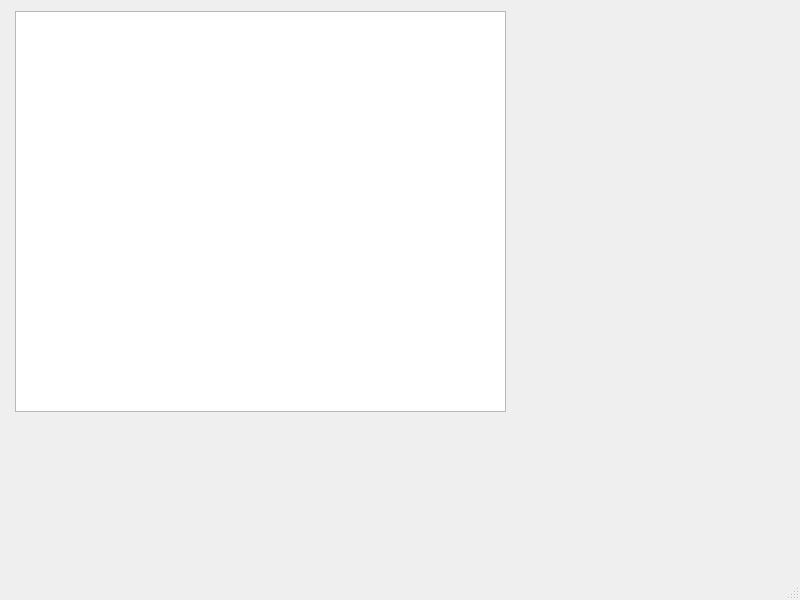
juanest2025/ProyectoFinalRepositorio, file Momento_3_informatica/mainwindow.ui: the form before one commit.
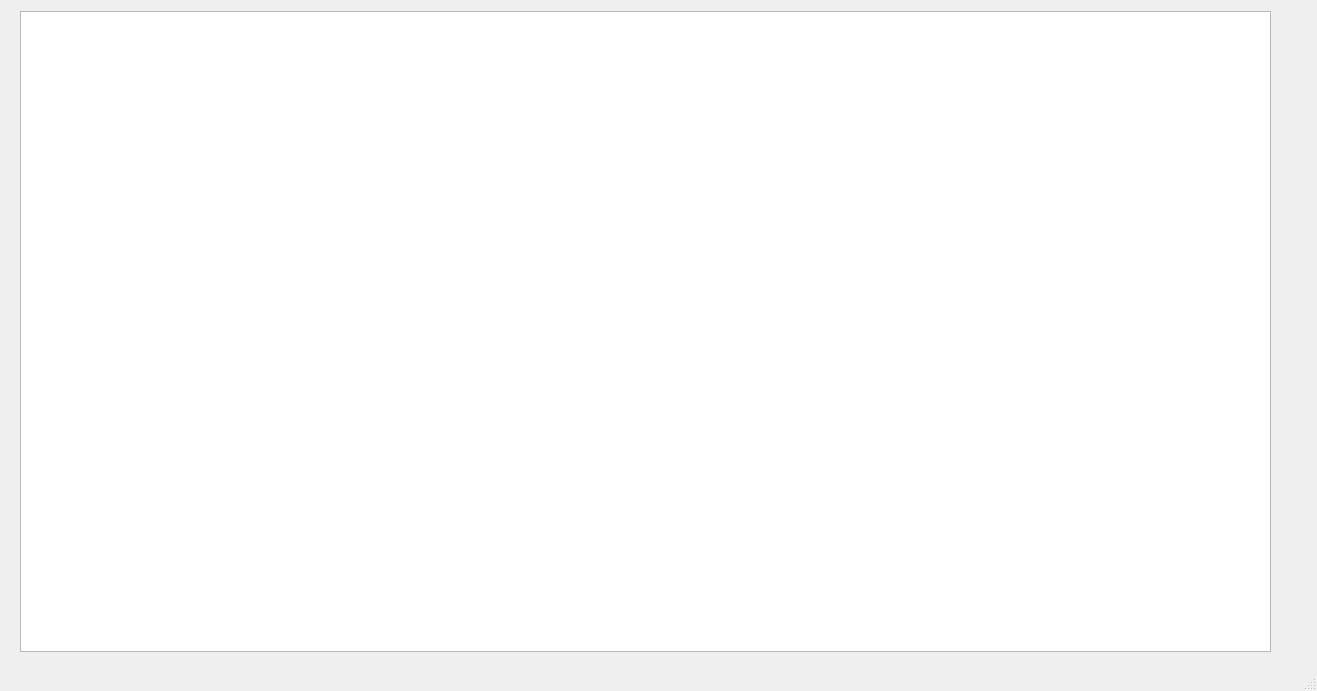
The form after the commit.

The edit to the form file:
```diff
--- a/Momento_3_informatica/mainwindow.ui
+++ b/Momento_3_informatica/mainwindow.ui
@@ -6,8 +6,8 @@
    <rect>
     <x>0</x>
     <y>0</y>
-    <width>800</width>
-    <height>600</height>
+    <width>1317</width>
+    <height>691</height>
    </rect>
   </property>
   <property name="windowTitle">
@@ -17,10 +17,10 @@
    <widget class="QGraphicsView" name="graphicsView">
     <property name="geometry">
      <rect>
-      <x>15</x>
+      <x>20</x>
       <y>11</y>
-      <width>491</width>
-      <height>401</height>
+      <width>1251</width>
+      <height>641</height>
      </rect>
     </property>
    </widget>
```
Left out of the diff: 2 changed lines with no effect on the pictures.
